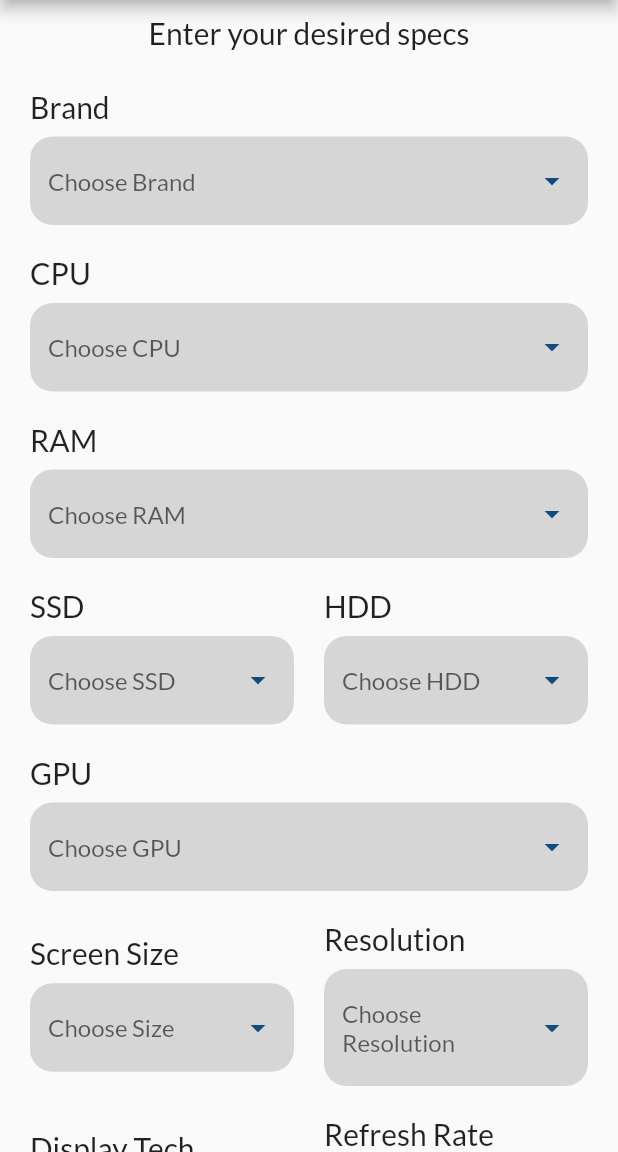
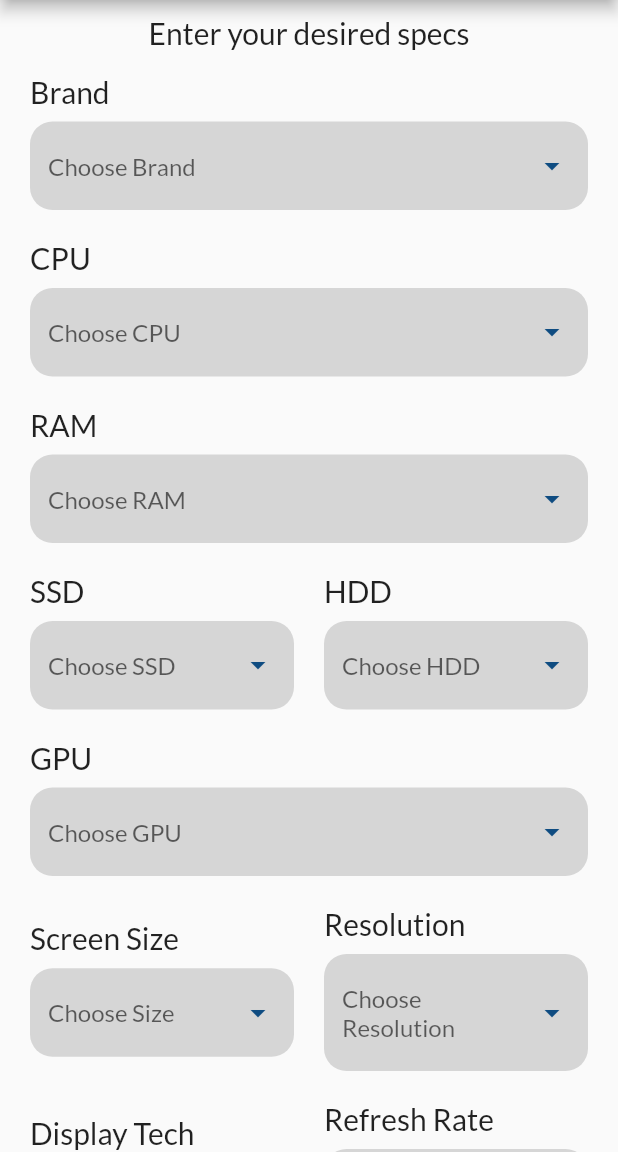
Before and after one commit to Mohamed-Ararr/Price-Mentor-App, a Flutter app: the screen it shows after launch, on a phone screen of 412 x 824 dp, the part 84-1236 px from its top. Run offline on Flutter 3.47's test engine with Material 2 defaults, Android fonts, the phone set to English and light mode, and no system bars; drawn by our look-alikes of dropdown_search; our stand-ins replace font_awesome_flutter, go_router.

Commit message:
build home screen UI v1.0 done

```diff
--- a/lib/Features/HomeScreen/Presentation/Widgets/HomeViewBody.dart
+++ b/lib/Features/HomeScreen/Presentation/Widgets/HomeViewBody.dart
@@ -49,7 +49,7 @@ class _HomeViewBodyState extends State<HomeViewBody> {
                   style: Fonts.regularTitle,
                 ),
               ),
-              const SizedBox(height: 25),
+              const SizedBox(height: 15),
               Form(
                 key: key,
                 child: const LaptopFields(),
@@ -65,7 +65,7 @@ class _HomeViewBodyState extends State<HomeViewBody> {
                   }
                 },
               ),
-              const SizedBox(height: 10),
+              const SizedBox(height: 20),
             ],
           ),
         ),
```
